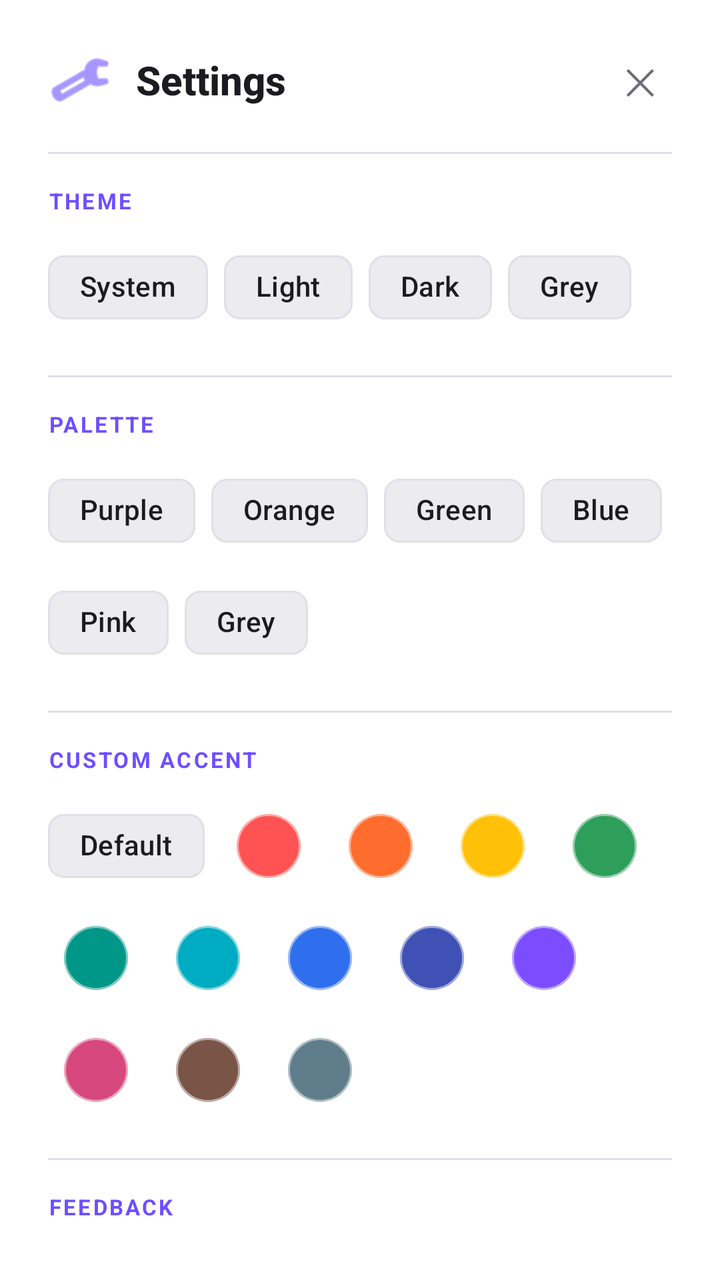
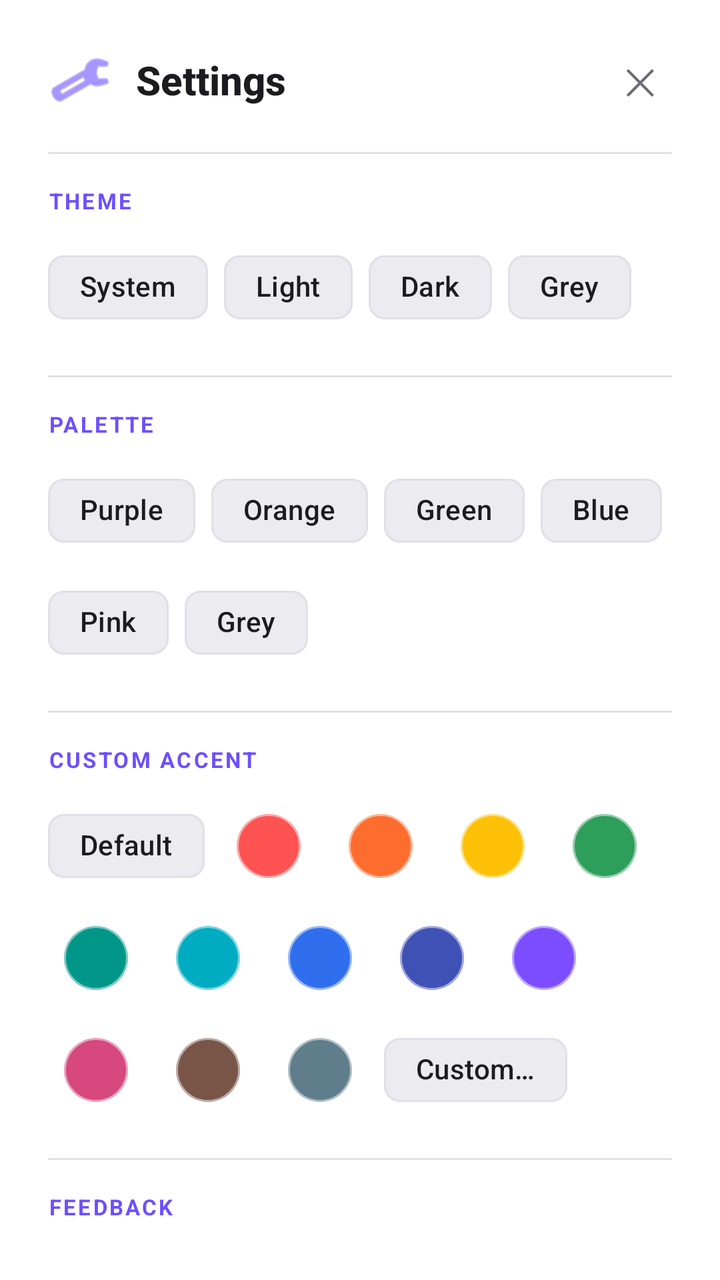

Two renders of the same Android screen: before a commit and after it. Below are the layout's source before the change and the commit's diff.
<!-- AndroidManifest.xml: application theme Theme.CalculatorApp -->
<!-- res/layout/dialog_settings.xml -->
<?xml version="1.0" encoding="utf-8"?>
<LinearLayout xmlns:android="http://schemas.android.com/apk/res/android"
    xmlns:app="http://schemas.android.com/apk/res-auto"
    android:layout_width="match_parent"
    android:layout_height="wrap_content"
    android:orientation="vertical"
    android:background="?attr/calcCardBackground"
    android:padding="24dp">

    
    <LinearLayout
        android:layout_width="match_parent"
        android:layout_height="wrap_content"
        android:orientation="horizontal"
        android:gravity="center_vertical"
        android:layout_marginBottom="20dp">

        <ImageView
            android:id="@+id/img_settings_icon"
            android:layout_width="32dp"
            android:layout_height="32dp"
            android:src="@android:drawable/ic_menu_preferences"
            app:tint="?attr/calcAccent"
            android:contentDescription="@null" />

        <TextView
            android:layout_width="0dp"
            android:layout_height="wrap_content"
            android:layout_weight="1"
            android:layout_marginStart="12dp"
            android:text="@string/menu_settings"
            android:textColor="?attr/calcTextPrimary"
            android:textSize="20sp"
            android:textStyle="bold"
            android:fontFamily="sans-serif-medium" />

        <TextView
            android:id="@+id/btn_settings_close"
            android:layout_width="32dp"
            android:layout_height="32dp"
            android:gravity="center"
            android:text="✕"
            android:textColor="?attr/calcTextSecondary"
            android:textSize="18sp"
            android:background="?attr/selectableItemBackgroundBorderless"
            android:clickable="true"
            android:focusable="true" />
    </LinearLayout>

    
    <View
        android:layout_width="match_parent"
        android:layout_height="1dp"
        android:background="?attr/calcDivider"
        android:layout_marginBottom="16dp" />

    
    <TextView
        android:id="@+id/tv_label_theme"
        android:layout_width="wrap_content"
        android:layout_height="wrap_content"
        android:text="@string/settings_theme"
        android:textColor="?attr/calcAccent"
        android:textSize="11sp"
        android:textStyle="bold"
        android:letterSpacing="0.1"
        android:layout_marginBottom="12dp" />

    <com.google.android.material.chip.ChipGroup
        android:id="@+id/chip_group_theme"
        android:layout_width="match_parent"
        android:layout_height="wrap_content"
        app:singleSelection="true"
        android:layout_marginBottom="20dp"
        app:chipSpacing="8dp"
        app:selectionRequired="true">

        <com.google.android.material.chip.Chip
            android:id="@+id/chip_theme_system"
            style="@style/Widget.Material3.Chip.Filter"
            android:layout_width="wrap_content"
            android:layout_height="wrap_content"
            android:text="@string/theme_system"
            android:textColor="?attr/calcTextPrimary"
            app:chipBackgroundColor="?attr/calcButtonBackground"
            app:chipStrokeColor="?attr/calcDivider" />

        <com.google.android.material.chip.Chip
            android:id="@+id/chip_theme_light"
            style="@style/Widget.Material3.Chip.Filter"
            android:layout_width="wrap_content"
            android:layout_height="wrap_content"
            android:text="@string/theme_light"
            android:textColor="?attr/calcTextPrimary"
            app:chipBackgroundColor="?attr/calcButtonBackground"
            app:chipStrokeColor="?attr/calcDivider" />

        <com.google.android.material.chip.Chip
            android:id="@+id/chip_theme_dark"
            style="@style/Widget.Material3.Chip.Filter"
            android:layout_width="wrap_content"
            android:layout_height="wrap_content"
            android:text="@string/theme_dark"
            android:textColor="?attr/calcTextPrimary"
            app:chipBackgroundColor="?attr/calcButtonBackground"
            app:chipStrokeColor="?attr/calcDivider" />

        <com.google.android.material.chip.Chip
            android:id="@+id/chip_theme_grey"
            style="@style/Widget.Material3.Chip.Filter"
            android:layout_width="wrap_content"
            android:layout_height="wrap_content"
            android:text="@string/theme_grey"
            android:textColor="?attr/calcTextPrimary"
            app:chipBackgroundColor="?attr/calcButtonBackground"
            app:chipStrokeColor="?attr/calcDivider" />

    </com.google.android.material.chip.ChipGroup>

    
    <View
        android:layout_width="match_parent"
        android:layout_height="1dp"
        android:background="?attr/calcDivider"
        android:layout_marginBottom="16dp" />

    
    <TextView
        android:id="@+id/tv_label_palette"
        android:layout_width="wrap_content"
        android:layout_height="wrap_content"
        android:text="@string/settings_palette"
        android:textColor="?attr/calcAccent"
        android:textSize="11sp"
        android:textStyle="bold"
        android:letterSpacing="0.1"
        android:layout_marginBottom="12dp" />

    <com.google.android.material.chip.ChipGroup
        android:id="@+id/chip_group_palette"
        android:layout_width="match_parent"
        android:layout_height="wrap_content"
        app:singleSelection="true"
        android:layout_marginBottom="20dp"
        app:chipSpacing="8dp"
        app:selectionRequired="true">

        <com.google.android.material.chip.Chip
            android:id="@+id/chip_palette_purple"
            style="@style/Widget.Material3.Chip.Filter"
            android:layout_width="wrap_content"
            android:layout_height="wrap_content"
            android:text="@string/palette_purple"
            android:textColor="?attr/calcTextPrimary"
            app:chipBackgroundColor="?attr/calcButtonBackground"
            app:chipStrokeColor="?attr/calcDivider" />

        <com.google.android.material.chip.Chip
            android:id="@+id/chip_palette_orange"
            style="@style/Widget.Material3.Chip.Filter"
            android:layout_width="wrap_content"
            android:layout_height="wrap_content"
            android:text="@string/palette_orange"
            android:textColor="?attr/calcTextPrimary"
            app:chipBackgroundColor="?attr/calcButtonBackground"
            app:chipStrokeColor="?attr/calcDivider" />

        <com.google.android.material.chip.Chip
            android:id="@+id/chip_palette_green"
            style="@style/Widget.Material3.Chip.Filter"
            android:layout_width="wrap_content"
            android:layout_height="wrap_content"
            android:text="@string/palette_green"
            android:textColor="?attr/calcTextPrimary"
            app:chipBackgroundColor="?attr/calcButtonBackground"
            app:chipStrokeColor="?attr/calcDivider" />

        <com.google.android.material.chip.Chip
            android:id="@+id/chip_palette_blue"
            style="@style/Widget.Material3.Chip.Filter"
            android:layout_width="wrap_content"
            android:layout_height="wrap_content"
            android:text="@string/palette_blue"
            android:textColor="?attr/calcTextPrimary"
            app:chipBackgroundColor="?attr/calcButtonBackground"
            app:chipStrokeColor="?attr/calcDivider" />

        <com.google.android.material.chip.Chip
            android:id="@+id/chip_palette_pink"
            style="@style/Widget.Material3.Chip.Filter"
            android:layout_width="wrap_content"
            android:layout_height="wrap_content"
            android:text="@string/palette_pink"
            android:textColor="?attr/calcTextPrimary"
            app:chipBackgroundColor="?attr/calcButtonBackground"
            app:chipStrokeColor="?attr/calcDivider" />

        <com.google.android.material.chip.Chip
            android:id="@+id/chip_palette_grey"
            style="@style/Widget.Material3.Chip.Filter"
            android:layout_width="wrap_content"
            android:layout_height="wrap_content"
            android:text="@string/palette_grey"
            android:textColor="?attr/calcTextPrimary"
            app:chipBackgroundColor="?attr/calcButtonBackground"
            app:chipStrokeColor="?attr/calcDivider" />

    </com.google.android.material.chip.ChipGroup>

    
    <View
        android:layout_width="match_parent"
        android:layout_height="1dp"
        android:background="?attr/calcDivider"
        android:layout_marginBottom="16dp" />

    
    <TextView
        android:id="@+id/tv_label_accent"
        android:layout_width="wrap_content"
        android:layout_height="wrap_content"
        android:text="@string/settings_accent"
        android:textColor="?attr/calcAccent"
        android:textSize="11sp"
        android:textStyle="bold"
        android:letterSpacing="0.1"
        android:layout_marginBottom="12dp" />

    <com.google.android.material.chip.ChipGroup
        android:id="@+id/chip_group_accent"
        android:layout_width="match_parent"
        android:layout_height="wrap_content"
        app:singleSelection="true"
        android:layout_marginBottom="20dp"
        app:chipSpacing="8dp"
        app:selectionRequired="true">

        <com.google.android.material.chip.Chip
            android:id="@+id/chip_accent_default"
            style="@style/Widget.Material3.Chip.Filter"
            android:layout_width="wrap_content"
            android:layout_height="wrap_content"
            android:text="@string/accent_default"
            android:textColor="?attr/calcTextPrimary"
            app:chipBackgroundColor="?attr/calcButtonBackground"
            app:chipStrokeColor="?attr/calcDivider" />

        <com.google.android.material.chip.Chip
            android:id="@+id/swatch_red"
            style="@style/Widget.Material3.Chip.Filter"
            android:layout_width="wrap_content"
            android:layout_height="wrap_content"
            android:minWidth="36dp"
            android:minHeight="36dp"
            android:text=""
            android:contentDescription="@string/accent_swatch"
            app:chipBackgroundColor="#FF5252"
            app:chipCornerRadius="18dp"
            app:chipStrokeColor="#80FFFFFF"
            app:chipStrokeWidth="1dp" />

        <com.google.android.material.chip.Chip
            android:id="@+id/swatch_orange"
            style="@style/Widget.Material3.Chip.Filter"
            android:layout_width="wrap_content"
            android:layout_height="wrap_content"
            android:minWidth="36dp"
            android:minHeight="36dp"
            android:text=""
            android:contentDescription="@string/accent_swatch"
            app:chipBackgroundColor="#FF6D2E"
            app:chipCornerRadius="18dp"
            app:chipStrokeColor="#80FFFFFF"
            app:chipStrokeWidth="1dp" />

        <com.google.android.material.chip.Chip
            android:id="@+id/swatch_amber"
            style="@style/Widget.Material3.Chip.Filter"
            android:layout_width="wrap_content"
            android:layout_height="wrap_content"
            android:minWidth="36dp"
            android:minHeight="36dp"
            android:text=""
            android:contentDescription="@string/accent_swatch"
            app:chipBackgroundColor="#FFC107"
            app:chipCornerRadius="18dp"
            app:chipStrokeColor="#80FFFFFF"
            app:chipStrokeWidth="1dp" />

        <com.google.android.material.chip.Chip
            android:id="@+id/swatch_green"
            style="@style/Widget.Material3.Chip.Filter"
            android:layout_width="wrap_content"
            android:layout_height="wrap_content"
            android:minWidth="36dp"
            android:minHeight="36dp"
            android:text=""
            android:contentDescription="@string/accent_swatch"
            app:chipBackgroundColor="#2E9E5B"
            app:chipCornerRadius="18dp"
            app:chipStrokeColor="#80FFFFFF"
            app:chipStrokeWidth="1dp" />

        <com.google.android.material.chip.Chip
            android:id="@+id/swatch_teal"
            style="@style/Widget.Material3.Chip.Filter"
            android:layout_width="wrap_content"
            android:layout_height="wrap_content"
            android:minWidth="36dp"
            android:minHeight="36dp"
            android:text=""
            android:contentDescription="@string/accent_swatch"
            app:chipBackgroundColor="#009688"
            app:chipCornerRadius="18dp"
            app:chipStrokeColor="#80FFFFFF"
            app:chipStrokeWidth="1dp" />

        <com.google.android.material.chip.Chip
            android:id="@+id/swatch_cyan"
            style="@style/Widget.Material3.Chip.Filter"
            android:layout_width="wrap_content"
            android:layout_height="wrap_content"
            android:minWidth="36dp"
            android:minHeight="36dp"
            android:text=""
            android:contentDescription="@string/accent_swatch"
            app:chipBackgroundColor="#00ACC1"
            app:chipCornerRadius="18dp"
            app:chipStrokeColor="#80FFFFFF"
            app:chipStrokeWidth="1dp" />

        <com.google.android.material.chip.Chip
            android:id="@+id/swatch_blue"
            style="@style/Widget.Material3.Chip.Filter"
            android:layout_width="wrap_content"
            android:layout_height="wrap_content"
            android:minWidth="36dp"
            android:minHeight="36dp"
            android:text=""
            android:contentDescription="@string/accent_swatch"
            app:chipBackgroundColor="#2F6FED"
            app:chipCornerRadius="18dp"
            app:chipStrokeColor="#80FFFFFF"
            app:chipStrokeWidth="1dp" />

        <com.google.android.material.chip.Chip
            android:id="@+id/swatch_indigo"
            style="@style/Widget.Material3.Chip.Filter"
            android:layout_width="wrap_content"
            android:layout_height="wrap_content"
            android:minWidth="36dp"
            android:minHeight="36dp"
            android:text=""
            android:contentDescription="@string/accent_swatch"
            app:chipBackgroundColor="#3F51B5"
            app:chipCornerRadius="18dp"
            app:chipStrokeColor="#80FFFFFF"
            app:chipStrokeWidth="1dp" />

        <com.google.android.material.chip.Chip
            android:id="@+id/swatch_purple"
            style="@style/Widget.Material3.Chip.Filter"
            android:layout_width="wrap_content"
            android:layout_height="wrap_content"
            android:minWidth="36dp"
            android:minHeight="36dp"
            android:text=""
            android:contentDescription="@string/accent_swatch"
            app:chipBackgroundColor="#7C4DFF"
            app:chipCornerRadius="18dp"
            app:chipStrokeColor="#80FFFFFF"
            app:chipStrokeWidth="1dp" />

        <com.google.android.material.chip.Chip
            android:id="@+id/swatch_pink"
            style="@style/Widget.Material3.Chip.Filter"
            android:layout_width="wrap_content"
            android:layout_height="wrap_content"
            android:minWidth="36dp"
            android:minHeight="36dp"
            android:text=""
            android:contentDescription="@string/accent_swatch"
            app:chipBackgroundColor="#D6487E"
            app:chipCornerRadius="18dp"
            app:chipStrokeColor="#80FFFFFF"
            app:chipStrokeWidth="1dp" />

        <com.google.android.material.chip.Chip
            android:id="@+id/swatch_brown"
            style="@style/Widget.Material3.Chip.Filter"
            android:layout_width="wrap_content"
            android:layout_height="wrap_content"
            android:minWidth="36dp"
            android:minHeight="36dp"
            android:text=""
            android:contentDescription="@string/accent_swatch"
            app:chipBackgroundColor="#795548"
            app:chipCornerRadius="18dp"
            app:chipStrokeColor="#80FFFFFF"
            app:chipStrokeWidth="1dp" />

        <com.google.android.material.chip.Chip
            android:id="@+id/swatch_slate"
            style="@style/Widget.Material3.Chip.Filter"
            android:layout_width="wrap_content"
            android:layout_height="wrap_content"
            android:minWidth="36dp"
            android:minHeight="36dp"
            android:text=""
            android:contentDescription="@string/accent_swatch"
            app:chipBackgroundColor="#607D8B"
            app:chipCornerRadius="18dp"
            app:chipStrokeColor="#80FFFFFF"
            app:chipStrokeWidth="1dp" />

    </com.google.android.material.chip.ChipGroup>

    
    <View
        android:layout_width="match_parent"
        android:layout_height="1dp"
        android:background="?attr/calcDivider"
        android:layout_marginBottom="16dp" />

    
    <TextView
        android:id="@+id/tv_label_feedback"
        android:layout_width="wrap_content"
        android:layout_height="wrap_content"
        android:text="@string/settings_feedback"
        android:textColor="?attr/calcAccent"
        android:textSize="11sp"
        android:textStyle="bold"
        android:letterSpacing="0.1"
        android:layout_marginBottom="8dp" />

    <LinearLayout
        android:layout_width="match_parent"
        android:layout_height="wrap_content"
        android:gravity="center_vertical"
        android:orientation="horizontal"
        android:paddingVertical="4dp">

        <TextView
            android:layout_width="0dp"
            android:layout_height="wrap_content"
            android:layout_weight="1"
            android:text="@string/settings_haptic"
            android:textColor="?attr/calcTextPrimary"
            android:textSize="16sp" />

        <com.google.android.material.switchmaterial.SwitchMaterial
            android:id="@+id/switch_haptic"
            android:layout_width="wrap_content"
            android:layout_height="wrap_content"
            android:checked="true" />

    </LinearLayout>

</LinearLayout>
<!-- resources referenced by this layout -->
<resources>
  <string name="accent_default">Default</string>
  <string name="accent_swatch">Accent color</string>
  <string name="menu_settings">Settings</string>
  <string name="palette_blue">Blue</string>
  <string name="palette_green">Green</string>
  <string name="palette_grey">Grey</string>
  <string name="palette_orange">Orange</string>
  <string name="palette_pink">Pink</string>
  <string name="palette_purple">Purple</string>
  <string name="settings_accent">CUSTOM ACCENT</string>
  <string name="settings_feedback">FEEDBACK</string>
  <string name="settings_haptic">Haptic Feedback</string>
  <string name="settings_palette">PALETTE</string>
  <string name="settings_theme">THEME</string>
  <string name="theme_dark">Dark</string>
  <string name="theme_grey">Grey</string>
  <string name="theme_light">Light</string>
  <string name="theme_system">System</string>
  <style name="Theme.CalculatorApp" parent="Theme.Material3.DayNight.NoActionBar">
          
          <item name="calcBackground">@color/bg_primary</item>
          <item name="calcBackgroundSecondary">@color/bg_secondary</item>
          <item name="calcCardBackground">@color/bg_card</item>
          <item name="calcKeyboardBackground">@color/bg_keyboard</item>
          <item name="calcButtonBackground">@color/bg_button</item>
          <item name="calcButtonPressed">@color/bg_button_pressed</item>
          <item name="calcTextPrimary">@color/text_primary</item>
          <item name="calcTextSecondary">@color/text_secondary</item>
          <item name="calcTextDisabled">@color/text_disabled</item>
          <item name="calcAccent">@color/accent_purple</item>
          <item name="calcAccentDark">@color/accent_purple_dark</item>
          <item name="calcAccentPressed">@color/accent_purple_pressed</item>
          <item name="calcDivider">@color/divider_subtle</item>
          <item name="calcDanger">@color/danger</item>
          <item name="calcDangerBackground">@color/danger_bg</item>
  
          
          <item name="android:colorBackground">@color/bg_primary</item>
          <item name="colorOnBackground">@color/text_primary</item>
          <item name="colorSurface">@color/bg_keyboard</item>
          <item name="colorOnSurface">@color/text_primary</item>
          <item name="colorSurfaceVariant">@color/bg_card</item>
          <item name="colorOnSurfaceVariant">@color/text_secondary</item>
          <item name="colorPrimaryContainer">@color/accent_purple_dark</item>
          <item name="colorOnPrimaryContainer">@color/accent_purple</item>
          <item name="colorSecondaryContainer">@color/bg_button</item>
          <item name="colorOnSecondaryContainer">@color/text_secondary</item>
          <item name="colorTertiary">@color/accent_purple</item>
          <item name="colorOnTertiary">@color/text_primary</item>
          <item name="android:statusBarColor">@color/bg_primary</item>
          <item name="android:navigationBarColor">@color/bg_primary</item>
      </style>
  <color name="bg_primary">#FFF8F8FF</color>
  <color name="bg_secondary">#FFF0F0F5</color>
  <color name="bg_card">#FFFFFFFF</color>
  <color name="bg_keyboard">#FFF5F5FA</color>
  <color name="bg_button">#FFEBEBF0</color>
  <color name="bg_button_pressed">#FFE0E0E8</color>
  <color name="text_primary">#FF1C1B1F</color>
  <color name="text_secondary">#FF6E6B76</color>
  <color name="text_disabled">#FF9E9BA6</color>
  <color name="accent_purple">#FF6C4FFF</color>
  <color name="accent_purple_dark">#FF4A37BF</color>
  <color name="accent_purple_pressed">#FF5B3EE8</color>
  <color name="divider_subtle">#FFE0E0E8</color>
  <color name="danger">#FFD32F2F</color>
  <color name="danger_bg">#FFFDECEA</color>
</resources>

<!-- the commit's change to res/layout/dialog_settings.xml (unified diff, before → after) -->
@@ -413,6 +413,16 @@
             app:chipStrokeColor="#80FFFFFF"
             app:chipStrokeWidth="1dp" />
 
+        <com.google.android.material.chip.Chip
+            android:id="@+id/chip_accent_custom"
+            style="@style/Widget.Material3.Chip.Filter"
+            android:layout_width="wrap_content"
+            android:layout_height="wrap_content"
+            android:text="@string/accent_custom"
+            android:textColor="?attr/calcTextPrimary"
+            app:chipBackgroundColor="?attr/calcButtonBackground"
+            app:chipStrokeColor="?attr/calcDivider" />
+
     </com.google.android.material.chip.ChipGroup>
 
     
<!-- resource entries referenced after the edit -->
@@ -1,5 +1,6 @@
 <!-- resources referenced by this layout -->
 <resources>
+  <string name="accent_custom">Custom…</string>
   <string name="accent_default">Default</string>
   <string name="accent_swatch">Accent color</string>
   <string name="menu_settings">Settings</string>
